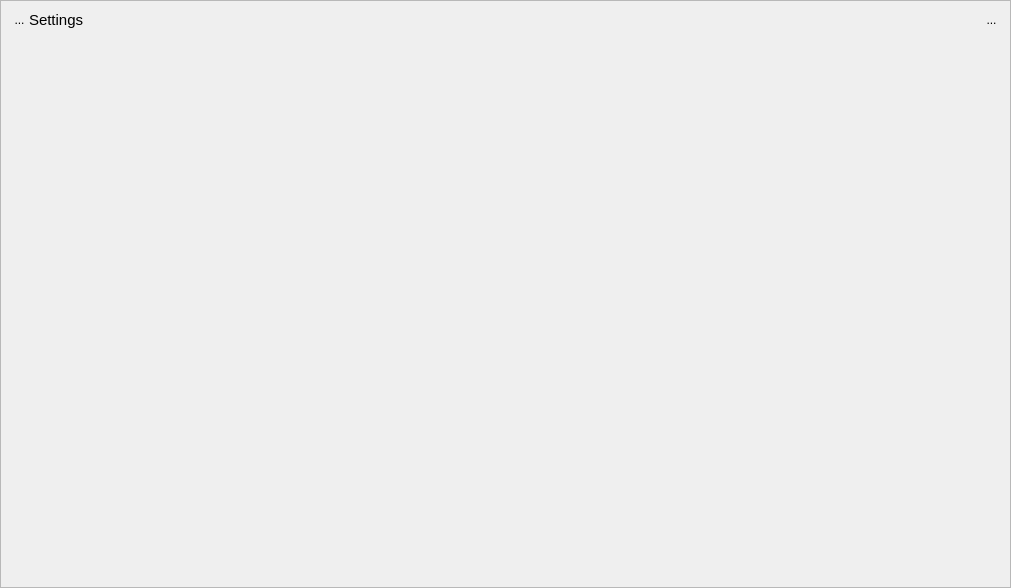
b-lack/qgis-gnavs-plugin, file gnavs/gui/gnavs_dockwidget_base.ui: the form before one commit.
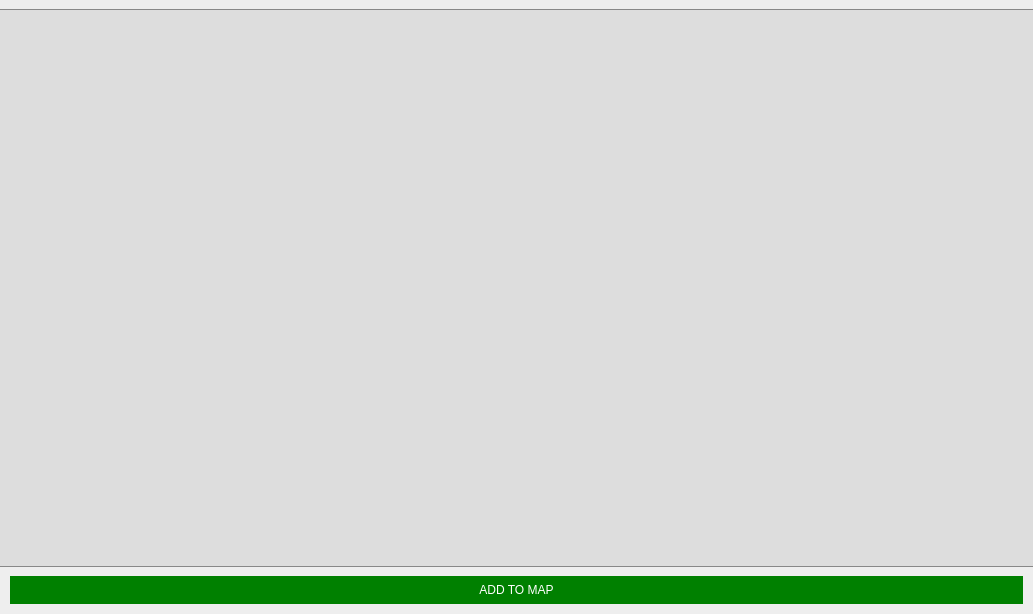
The form after the commit.

```diff
--- a/gnavs/gui/gnavs_dockwidget_base.ui
+++ b/gnavs/gui/gnavs_dockwidget_base.ui
@@ -6,20 +6,31 @@
    <rect>
     <x>0</x>
     <y>0</y>
-    <width>1011</width>
-    <height>588</height>
+    <width>1033</width>
+    <height>614</height>
    </rect>
   </property>
   <property name="minimumSize">
    <size>
     <width>150</width>
-    <height>113</height>
+    <height>223</height>
    </size>
   </property>
+  <property name="styleSheet">
+   <string notr="true"/>
+  </property>
+  <property name="windowFilePath">
+   <string/>
+  </property>
   <property name="windowTitle">
    <string>GNAVS - GNSS Navigate and Save</string>
   </property>
   <widget class="QWidget" name="dockWidgetContents">
+   <property name="styleSheet">
+    <string notr="true">QScrollArea#lfbScrollArea{
+	background-color: #ddd;
+}</string>
+   </property>
    <layout class="QGridLayout" name="gridLayout">
     <property name="leftMargin">
      <number>0</number>
@@ -34,12 +45,49 @@
      <number>0</number>
     </property>
     <item row="0" column="0">
-     <widget class="QScrollArea" name="scrollArea">
+     <layout class="QVBoxLayout" name="verticalLayout">
+      <property name="spacing">
+       <number>0</number>
+      </property>
+      <property name="topMargin">
+       <number>0</number>
+      </property>
+      <property name="bottomMargin">
+       <number>0</number>
+      </property>
+      <item>
+       <widget class="QWidget" name="lfbMenuBar" native="true">
+        <property name="styleSheet">
+         <string notr="true">background-color:#eee;
+border-bottom: 1px solid #888;</string>
+        </property>
+        <layout class="QHBoxLayout" name="lfbMenuBarLayout">
+         <property name="spacing">
+          <number>5</number>
+         </property>
+         <property name="leftMargin">
+          <number>5</number>
+         </property>
+         <property name="topMargin">
+          <number>5</number>
+         </property>
+         <property name="rightMargin">
+          <number>5</number>
+         </property>
+         <property name="bottomMargin">
+          <number>5</number>
+         </property>
+        </layout>
+       </widget>
+      </item>
+      <item>
+       <widget class="QScrollArea" name="lfbScrollArea">
       <property name="tabletTracking">
        <bool>true</bool>
       </property>
       <property name="styleSheet">
-       <string notr="true"/>
+         <string notr="true">border: none;
+</string>
       </property>
       <property name="widgetResizable">
        <bool>true</bool>
@@ -49,70 +97,23 @@
         <rect>
          <x>0</x>
          <y>0</y>
-         <width>1009</width>
-         <height>560</height>
+           <width>1031</width>
+           <height>526</height>
         </rect>
        </property>
        <layout class="QVBoxLayout">
-        <item>
-         <layout class="QHBoxLayout" name="horizontalLayout">
-          <property name="spacing">
+          <property name="leftMargin">
            <number>0</number>
           </property>
           <property name="topMargin">
            <number>0</number>
           </property>
-          <item>
-           <widget class="QToolButton" name="lfbHomeBtn">
-            <property name="styleSheet">
-             <string notr="true">background:transparent;
-border:none;</string>
-            </property>
-            <property name="text">
-             <string>...</string>
-            </property>
-           </widget>
-          </item>
-          <item>
-           <widget class="QLabel" name="lfbHeadlineLabel">
-            <property name="font">
-             <font>
-              <pointsize>11</pointsize>
-              <weight>50</weight>
-              <bold>false</bold>
-             </font>
-            </property>
-            <property name="text">
-             <string>Settings</string>
-            </property>
-           </widget>
-          </item>
-          <item>
-           <spacer name="horizontalSpacer">
-            <property name="orientation">
-             <enum>Qt::Horizontal</enum>
-            </property>
-            <property name="sizeHint" stdset="0">
-             <size>
-              <width>40</width>
-              <height>20</height>
-             </size>
-            </property>
-           </spacer>
-          </item>
-          <item>
-           <widget class="QToolButton" name="lfbSettingsBtn">
-            <property name="styleSheet">
-             <string notr="true">background:transparent;
-border:none;</string>
-            </property>
-            <property name="text">
-             <string>...</string>
-            </property>
-           </widget>
-          </item>
-         </layout>
-        </item>
+          <property name="rightMargin">
+           <number>0</number>
+          </property>
+          <property name="bottomMargin">
+           <number>0</number>
+          </property>
         <item>
          <layout class="QVBoxLayout" name="geMainLayout"/>
         </item>
@@ -132,6 +133,53 @@
        </layout>
       </widget>
      </widget>
+      </item>
+      <item>
+       <widget class="QWidget" name="lfbAddToMapWidget" native="true">
+        <property name="styleSheet">
+         <string notr="true">background-color:#eee;
+border-top: 1px solid #888;</string>
+        </property>
+        <layout class="QHBoxLayout" name="lfbAddToMap">
+         <property name="leftMargin">
+          <number>5</number>
+         </property>
+         <property name="topMargin">
+          <number>5</number>
+         </property>
+         <property name="rightMargin">
+          <number>5</number>
+         </property>
+         <property name="bottomMargin">
+          <number>5</number>
+         </property>
+         <item>
+          <widget class="QPushButton" name="lfbAddToMapBtn">
+           <property name="styleSheet">
+            <string notr="true">QPushButton{
+	border: 2px solid #333;
+	color: #555;
+	padding: 5px;
+	margin: 5px;
+}
+QPushButton:hover{
+	background-color: yellow;
+}
+QPushButton:enabled{
+	border:  2px solid green;
+	background-color: green;
+	color: #fff;
+}</string>
+           </property>
+           <property name="text">
+            <string>ADD TO MAP</string>
+           </property>
+          </widget>
+         </item>
+        </layout>
+       </widget>
+      </item>
+     </layout>
     </item>
    </layout>
   </widget>
```
Lines whose indentation alone changed are shown as unchanged.
